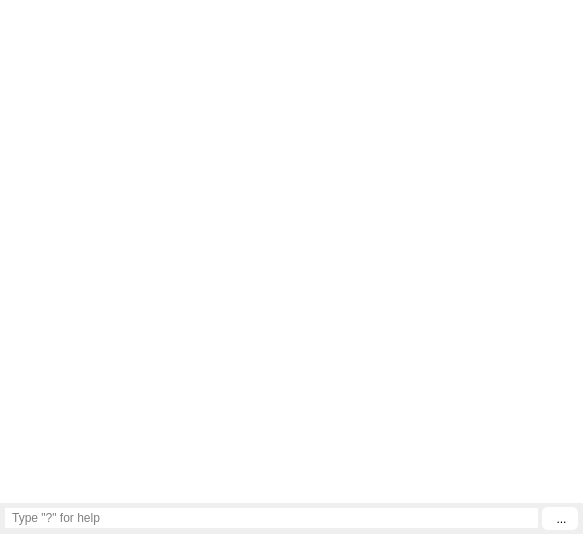
The window that src/widgets/ConsoleWidget.ui (rizinorg/cutter) describes before a commit, drawn with Qt 5.
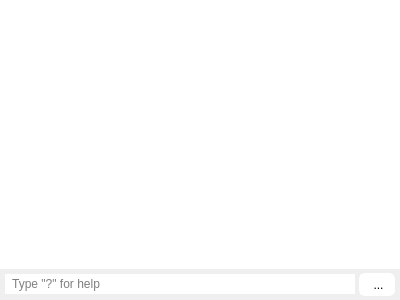
The same window after the commit. Icons and pictures are not drawn.

Commit message: Fix #161: Make console dockable.

```diff
--- a/src/widgets/ConsoleWidget.ui
+++ b/src/widgets/ConsoleWidget.ui
@@ -1,18 +1,19 @@
 <?xml version="1.0" encoding="UTF-8"?>
 <ui version="4.0">
  <class>ConsoleWidget</class>
- <widget class="QWidget" name="ConsoleWidget">
+ <widget class="QDockWidget" name="ConsoleWidget">
   <property name="geometry">
    <rect>
     <x>0</x>
     <y>0</y>
-    <width>583</width>
-    <height>534</height>
+    <width>400</width>
+    <height>300</height>
    </rect>
   </property>
   <property name="windowTitle">
    <string>Form</string>
   </property>
+  <widget class="QWidget" name="dockWidgetContents">
   <layout class="QVBoxLayout" name="verticalLayout">
    <property name="spacing">
     <number>0</number>
@@ -141,6 +142,7 @@
     </layout>
    </item>
   </layout>
+  </widget>
  </widget>
  <resources>
   <include location="../resources.qrc"/>
```
Left out of the diff: 6 changed lines with no effect on the pictures. Lines whose indentation alone changed are shown as unchanged. The commit also changes 6 other files.
